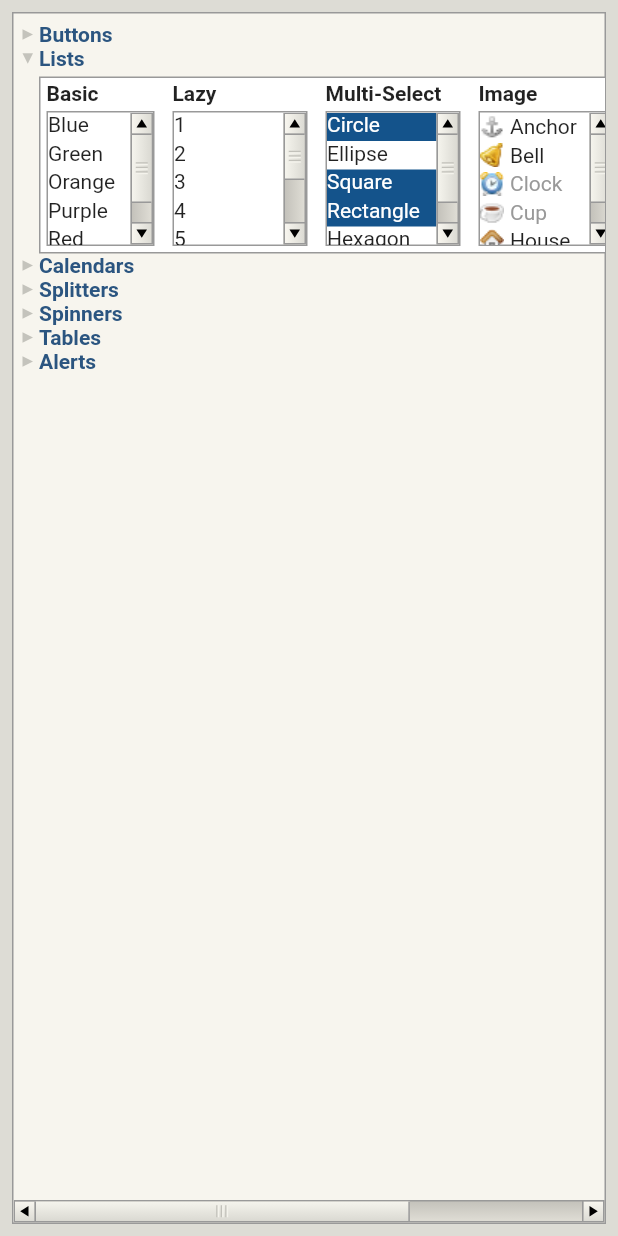
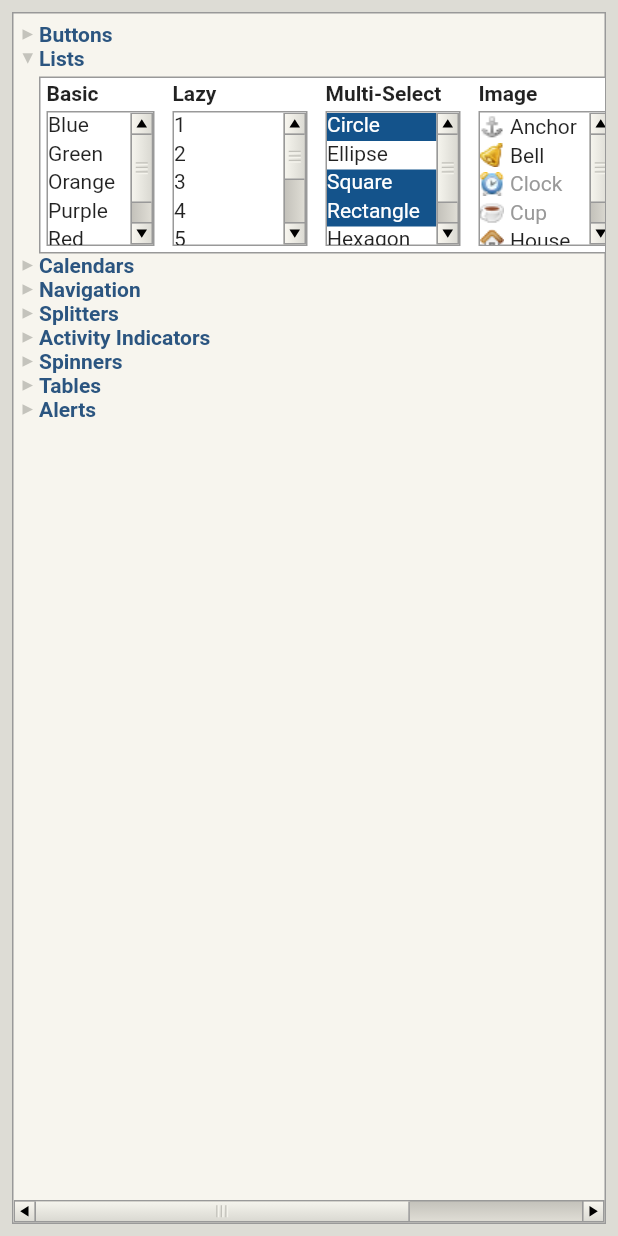
Before and after one commit to tvolkert/chicago, a Flutter app: the screen it shows after launch, after a tap on "Buttons", after a tap on "Lists", on a phone screen of 412 x 824 dp. Run offline on Flutter 3.47's test engine with Material 2 defaults, Android fonts, the phone set to English and light mode, and no system bars.

Commit message:
Added stub sections for navigation and activity indicators

```diff
--- a/demo/lib/main.dart
+++ b/demo/lib/main.dart
@@ -20,11 +20,13 @@ import 'package:flutter/material.dart' show Material, DefaultMaterialLocalizatio
 import 'package:flutter/widgets.dart';
 import 'package:chicago/chicago.dart' as chicago;
 
+import 'src/activity_indicators.dart';
 import 'src/alerts.dart';
 import 'src/asset_image_precache.dart';
 import 'src/buttons.dart';
 import 'src/calendars.dart';
 import 'src/lists.dart';
+import 'src/navigation.dart';
 import 'src/spinners.dart';
 import 'src/splitters.dart';
 import 'src/tables.dart';
@@ -91,7 +93,9 @@ class KitchenSink extends StatelessWidget {
                                       ButtonsDemo(),
                                       ListsDemo(),
                                       CalendarsDemo(),
+                                      NavigationDemo(),
                                       SplittersDemo(),
+                                      ActivityIndicatorsDemo(),
                                       SpinnersDemo(),
                                       TablesDemo(),
                                       AlertsDemo(),
--- /dev/null
+++ b/demo/lib/src/activity_indicators.dart
@@ -0,0 +1,69 @@
+// Licensed to the Apache Software Foundation (ASF) under one or more
+// contributor license agreements.  See the NOTICE file distributed with
+// this work for additional information regarding copyright ownership.
+// The ASF licenses this file to you under the Apache License,
+// Version 2.0 (the "License"); you may not use this file except in
+// compliance with the License.  You may obtain a copy of the License at
+//
+//     http://www.apache.org/licenses/LICENSE-2.0
+//
+// Unless required by applicable law or agreed to in writing, software
+// distributed under the License is distributed on an "AS IS" BASIS,
+// WITHOUT WARRANTIES OR CONDITIONS OF ANY KIND, either express or implied.
+// See the License for the specific language governing permissions and
+// limitations under the License.
+
+import 'package:chicago/chicago.dart' as chicago;
+import 'package:flutter/widgets.dart';
+
+import 'text.dart';
+
+class ActivityIndicatorsDemo extends StatelessWidget {
+  const ActivityIndicatorsDemo({Key? key}) : super(key: key);
+
+  @override
+  Widget build(BuildContext context) {
+    return chicago.Rollup(
+      heading: const HeaderText('Activity Indicators'),
+      child: chicago.Border(
+        borderColor: const Color(0xff999999),
+        backgroundColor: const Color(0xffffffff),
+        child: Padding(
+          padding: const EdgeInsets.fromLTRB(4, 2, 4, 4),
+          child: Row(
+            crossAxisAlignment: CrossAxisAlignment.start,
+            children: const [
+              // MetersDemo(),
+              // SizedBox(width: 12),
+              ActivityIndicatorDemo(),
+            ],
+          ),
+        ),
+      ),
+    );
+  }
+}
+
+class ActivityIndicatorDemo extends StatelessWidget {
+  const ActivityIndicatorDemo({Key? key}) : super(key: key);
+
+  @override
+  Widget build(BuildContext context) {
+    return Column(
+      crossAxisAlignment: CrossAxisAlignment.start,
+      children: [
+        BoldText('Activity Indicators'),
+        Row(
+          crossAxisAlignment: CrossAxisAlignment.start,
+          children: const <Widget>[
+            SizedBox(width: 24, height: 24, child: chicago.ActivityIndicator()),
+            SizedBox(
+                width: 48, height: 48, child: chicago.ActivityIndicator(color: Color(0xffaa0000))),
+            SizedBox(
+                width: 96, height: 96, child: chicago.ActivityIndicator(color: Color(0xff4c82b8))),
+          ],
+        ),
+      ],
+    );
+  }
+}
--- a/demo/lib/src/text.dart
+++ b/demo/lib/src/text.dart
@@ -29,28 +29,24 @@ class HeaderText extends StatelessWidget {
   }
 }
 
-class WhiteText extends StatelessWidget {
-  const WhiteText(this.text, {Key? key}) : super(key: key);
+class ColoredText extends StatelessWidget {
+  const ColoredText(this.text, this.color, {Key? key}) : super(key: key);
 
   final String text;
+  final Color color;
 
   @override
   Widget build(BuildContext context) {
     final TextStyle baseStyle = DefaultTextStyle.of(context).style;
-    final TextStyle whiteStyle = baseStyle.copyWith(color: Color(0xffffffff));
-    return Text(text, style: whiteStyle);
+    final TextStyle coloredStyle = baseStyle.copyWith(color: color);
+    return Text(text, style: coloredStyle);
   }
 }
 
-class GreyText extends StatelessWidget {
-  const GreyText(this.text, {Key? key}) : super(key: key);
+class WhiteText extends ColoredText {
+  const WhiteText(String text, {Key? key}) : super(text, const Color(0xffffffff), key: key);
+}
 
-  final String text;
-
-  @override
-  Widget build(BuildContext context) {
-    final TextStyle baseStyle = DefaultTextStyle.of(context).style;
-    final TextStyle greyStyle = baseStyle.copyWith(color: Color(0xff999999));
-    return Text(text, style: greyStyle);
-  }
+class GreyText extends ColoredText {
+  const GreyText(String text, {Key? key}) : super(text, const Color(0xff999999), key: key);
 }
```
Also changed, not shown: demo/lib/src/navigation.dart (added, +147 -0 lines).
